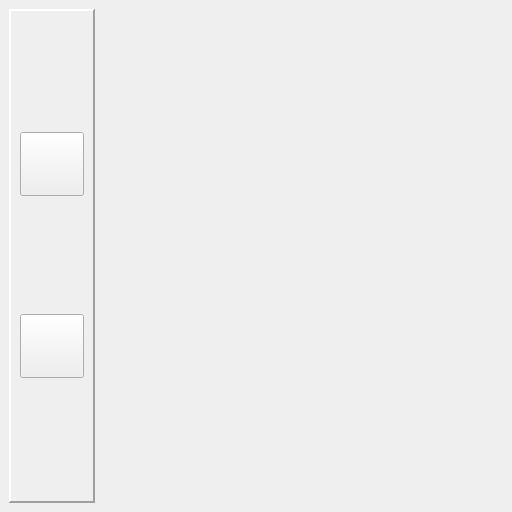
DinaTolotra/QReservation, file src/views/MainWindow.ui: the form before one commit.
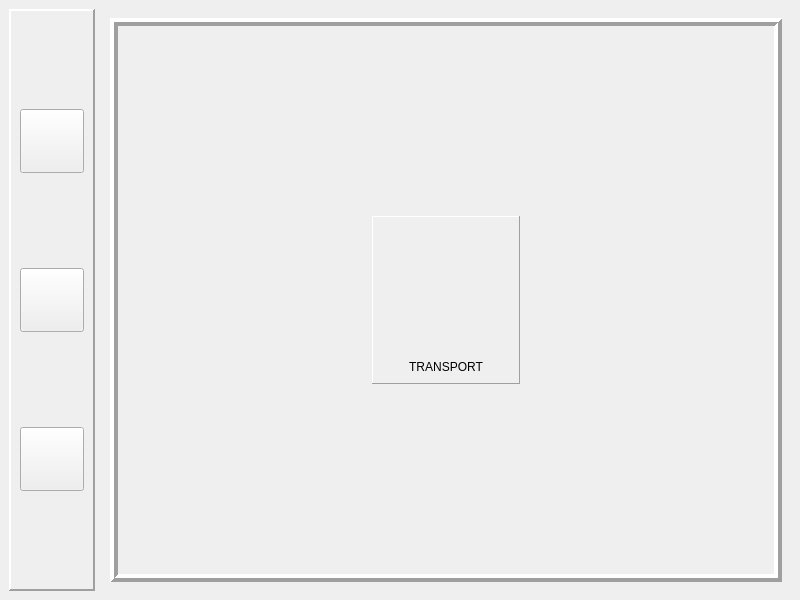
The form after the commit. The open tabs and pages were chosen to show the change. Icons and pictures are not drawn.

Commit message: List saved booking

The edit to the form file:
```diff
--- a/src/views/MainWindow.ui
+++ b/src/views/MainWindow.ui
@@ -6,10 +6,16 @@
    <rect>
     <x>0</x>
     <y>0</y>
-    <width>512</width>
-    <height>512</height>
+    <width>800</width>
+    <height>600</height>
    </rect>
   </property>
+  <property name="sizePolicy">
+   <sizepolicy hsizetype="Fixed" vsizetype="Fixed">
+    <horstretch>0</horstretch>
+    <verstretch>0</verstretch>
+   </sizepolicy>
+  </property>
   <property name="windowTitle">
    <string>MainWindow</string>
   </property>
@@ -109,6 +115,41 @@
          </property>
         </widget>
        </item>
+       <item>
+        <widget class="QPushButton" name="listBtn">
+         <property name="sizePolicy">
+          <sizepolicy hsizetype="Fixed" vsizetype="Fixed">
+           <horstretch>0</horstretch>
+           <verstretch>0</verstretch>
+          </sizepolicy>
+         </property>
+         <property name="minimumSize">
+          <size>
+           <width>64</width>
+           <height>64</height>
+          </size>
+         </property>
+         <property name="maximumSize">
+          <size>
+           <width>64</width>
+           <height>64</height>
+          </size>
+         </property>
+         <property name="text">
+          <string/>
+         </property>
+         <property name="icon">
+          <iconset resource="../../res/ressources.qrc">
+           <normaloff>:/icons/icons/list.svg</normaloff>:/icons/icons/list.svg</iconset>
+         </property>
+         <property name="iconSize">
+          <size>
+           <width>32</width>
+           <height>32</height>
+          </size>
+         </property>
+        </widget>
+       </item>
       </layout>
      </widget>
     </item>
@@ -118,7 +159,134 @@
        <number>1</number>
       </property>
       <widget class="QWidget" name="welcomePage">
-       <layout class="QVBoxLayout" name="verticalLayout_3"/>
+       <layout class="QVBoxLayout" name="verticalLayout_3">
+        <item>
+         <widget class="QFrame" name="frame_4">
+          <property name="frameShape">
+           <enum>QFrame::Shape::Box</enum>
+          </property>
+          <property name="frameShadow">
+           <enum>QFrame::Shadow::Raised</enum>
+          </property>
+          <property name="lineWidth">
+           <number>4</number>
+          </property>
+          <layout class="QGridLayout" name="gridLayout">
+           <item row="0" column="1">
+            <spacer name="spc">
+             <property name="orientation">
+              <enum>Qt::Orientation::Vertical</enum>
+             </property>
+             <property name="sizeType">
+              <enum>QSizePolicy::Policy::MinimumExpanding</enum>
+             </property>
+             <property name="sizeHint" stdset="0">
+              <size>
+               <width>20</width>
+               <height>135</height>
+              </size>
+             </property>
+            </spacer>
+           </item>
+           <item row="1" column="0">
+            <spacer name="spc_3">
+             <property name="orientation">
+              <enum>Qt::Orientation::Horizontal</enum>
+             </property>
+             <property name="sizeType">
+              <enum>QSizePolicy::Policy::MinimumExpanding</enum>
+             </property>
+             <property name="sizeHint" stdset="0">
+              <size>
+               <width>101</width>
+               <height>20</height>
+              </size>
+             </property>
+            </spacer>
+           </item>
+           <item row="1" column="2">
+            <spacer name="spc_4">
+             <property name="orientation">
+              <enum>Qt::Orientation::Horizontal</enum>
+             </property>
+             <property name="sizeType">
+              <enum>QSizePolicy::Policy::MinimumExpanding</enum>
+             </property>
+             <property name="sizeHint" stdset="0">
+              <size>
+               <width>101</width>
+               <height>20</height>
+              </size>
+             </property>
+            </spacer>
+           </item>
+           <item row="2" column="1">
+            <spacer name="spc_2">
+             <property name="orientation">
+              <enum>Qt::Orientation::Vertical</enum>
+             </property>
+             <property name="sizeType">
+              <enum>QSizePolicy::Policy::MinimumExpanding</enum>
+             </property>
+             <property name="sizeHint" stdset="0">
+              <size>
+               <width>20</width>
+               <height>135</height>
+              </size>
+             </property>
+            </spacer>
+           </item>
+           <item row="1" column="1">
+            <widget class="QFrame" name="frame">
+             <property name="frameShape">
+              <enum>QFrame::Shape::Panel</enum>
+             </property>
+             <property name="frameShadow">
+              <enum>QFrame::Shadow::Raised</enum>
+             </property>
+             <layout class="QVBoxLayout" name="lyt">
+              <property name="sizeConstraint">
+               <enum>QLayout::SizeConstraint::SetMinimumSize</enum>
+              </property>
+              <item>
+               <widget class="QLabel" name="logo">
+                <property name="sizePolicy">
+                 <sizepolicy hsizetype="Preferred" vsizetype="Preferred">
+                  <horstretch>0</horstretch>
+                  <verstretch>0</verstretch>
+                 </sizepolicy>
+                </property>
+                <property name="minimumSize">
+                 <size>
+                  <width>128</width>
+                  <height>128</height>
+                 </size>
+                </property>
+                <property name="text">
+                 <string>&lt;html&gt;&lt;head/&gt;&lt;body&gt;&lt;p&gt;&lt;img src=&quot;:/images/images/logo_128.png&quot;/&gt;&lt;/p&gt;&lt;/body&gt;&lt;/html&gt;</string>
+                </property>
+                <property name="alignment">
+                 <set>Qt::AlignmentFlag::AlignCenter</set>
+                </property>
+               </widget>
+              </item>
+              <item>
+               <widget class="QLabel" name="logoLbl">
+                <property name="text">
+                 <string>TRANSPORT</string>
+                </property>
+                <property name="alignment">
+                 <set>Qt::AlignmentFlag::AlignCenter</set>
+                </property>
+               </widget>
+              </item>
+             </layout>
+            </widget>
+           </item>
+          </layout>
+         </widget>
+        </item>
+       </layout>
       </widget>
       <widget class="QWidget" name="bookingCreationPage">
        <layout class="QVBoxLayout" name="verticalLayout">
```
Left out of the diff: 45 changed lines with no effect on the pictures. The commit also changes 28 other files.
